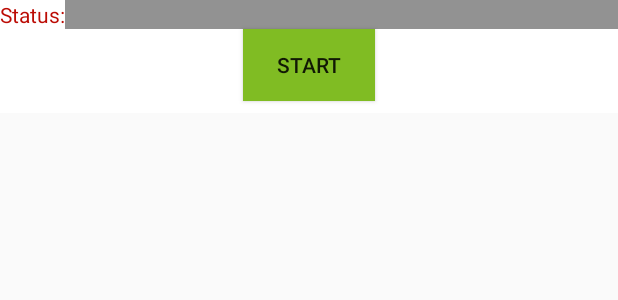
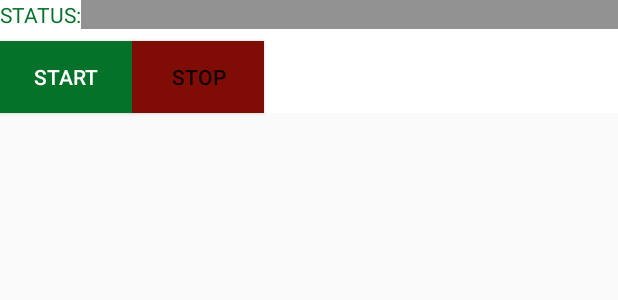
Before and after one commit to lamiita0205/Track-your-pet, an Android app: the layout connect_widget.xml on its own in the app's theme, with its tools: preview values and no code run, on a phone screen of 412 x 824 dp. Shown: the top 300 px of the screen. Run offline under Robolectric (Android 15) with nearby library versions, the light colour scheme and no system bars.

Commit message:
widget finally working

```diff
--- a/app/src/main/res/layout/connect_widget.xml
+++ b/app/src/main/res/layout/connect_widget.xml
@@ -6,10 +6,11 @@
 <ImageView
     android:background="@color/white"
     android:layout_width="fill_parent"
-    android:layout_height="75dp" />
+    android:layout_height="75dp"
+    android:id="@+id/imageView" />
 
     <TextView
-        android:textColor="@color/red"
+        android:textColor="@color/black"
         android:layout_width="wrap_content"
         android:layout_height="wrap_content"
         android:text="@string/status"
@@ -31,10 +32,21 @@
     android:id="@+id/startbtn"
     android:layout_width="wrap_content"
     android:layout_height="wrap_content"
-    android:background="@color/green"
+    android:background="@color/greenb"
     android:text = "@string/start"
+        android:textColor="@color/white"
     android:layout_gravity="center"
-        android:layout_below="@+id/update"
-        android:layout_centerHorizontal="true" />
+        android:layout_alignBottom="@+id/imageView"
+        android:layout_alignParentStart="true" />
+
+    <Button
+        android:id="@+id/stopbtn"
+        android:layout_width="wrap_content"
+        android:layout_height="wrap_content"
+        android:background="@color/redb"
+        android:text = "@string/stop"
+        android:layout_gravity="center"
+        android:layout_alignTop="@+id/startbtn"
+        android:layout_toEndOf="@+id/startbtn" />
 
 </RelativeLayout>
--- a/app/src/main/res/layout/pet.xml
+++ /dev/null
@@ -1,6 +0,0 @@
-<?xml version="1.0" encoding="utf-8"?>
-<LinearLayout xmlns:android="http://schemas.android.com/apk/res/android"
-    android:orientation="vertical" android:layout_width="match_parent"
-    android:layout_height="match_parent">
-
-</LinearLayout>
--- a/app/src/main/res/values/color.xml
+++ b/app/src/main/res/values/color.xml
@@ -2,7 +2,10 @@
 <resources>
 
     <color name="grey">#929292</color>
-    <color name="green">#80bc23</color>
+    <color name="green">#50c538</color>
     <color name="red">#bc0c05</color>
+    <color name="redb">#7f0c05</color>
     <color name="white">#FFFFFF </color>
+    <color name="greenb">#05722a</color>
+    <color name="black">#05722a</color>
 </resources>
--- a/app/src/main/res/values/strings.xml
+++ b/app/src/main/res/values/strings.xml
@@ -4,5 +4,6 @@
     <string name="hello_world">Hello world!</string>
     <string name="action_settings">Settings</string>
     <string name="start">Start</string>
-    <string name="status">Status: </string>
+    <string name="stop">Stop</string>
+    <string name="status">STATUS: </string>
 </resources>
```
Also changed, not shown: app/src/main/AndroidManifest.xml (+14 -0 lines), app/src/main/java/com/example/lam/ibeacon/WidgetIntentReceiver.java (+7 -10 lines), app/src/main/java/com/example/lam/ibeacon/connect_widget.java (+18 -15 lines).
